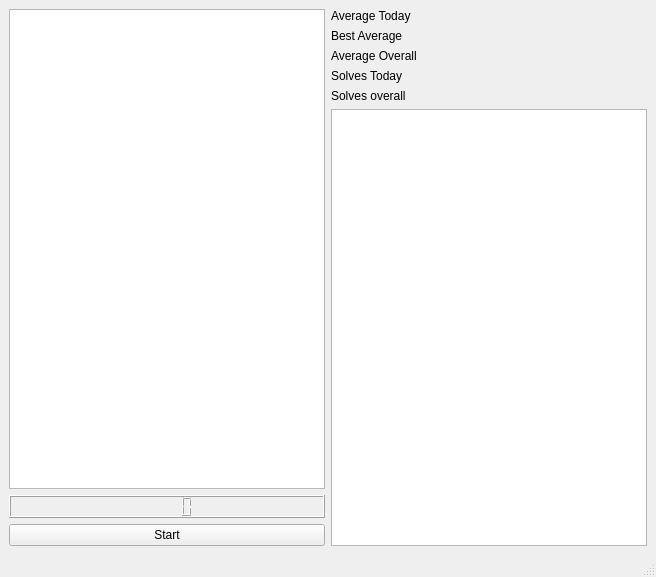
The window that ui/blind_trainer.ui (Lykos/cube_trainer) describes before a commit, drawn with Qt 5.
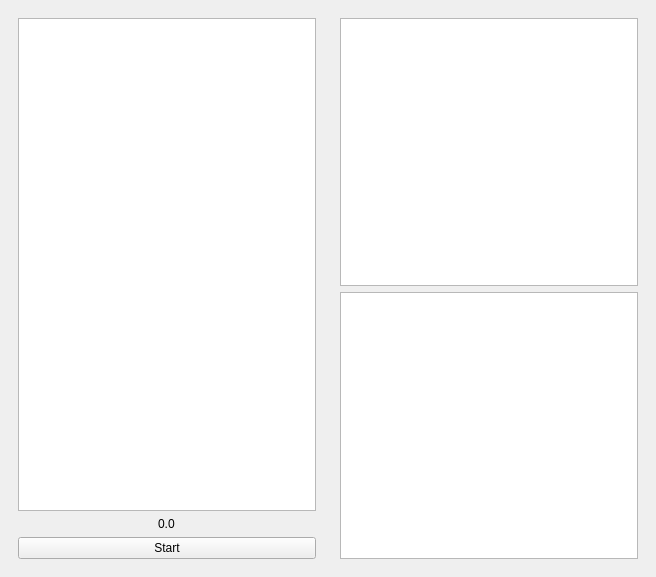
The same window after the commit.

What changed in the file:
```diff
--- a/ui/blind_trainer.ui
+++ b/ui/blind_trainer.ui
@@ -14,16 +14,19 @@
    <string>MainWindow</string>
   </property>
   <widget class="QWidget" name="centralwidget">
-   <layout class="QHBoxLayout" name="horizontalLayout_2">
-    <item>
      <layout class="QHBoxLayout" name="horizontalLayout">
       <item>
+     <widget class="QWidget" name="game" native="true">
        <layout class="QVBoxLayout" name="verticalLayout_2">
         <item>
-         <widget class="QGraphicsView" name="graphicsView"/>
-        </item>
-        <item>
-         <widget class="QLCDNumber" name="lcdNumber"/>
+        <widget class="QGraphicsView" name="cubie_view"/>
+       </item>
+       <item alignment="Qt::AlignHCenter">
+        <widget class="QLabel" name="stop_watch">
+         <property name="text">
+          <string>0.0</string>
+         </property>
+        </widget>
         </item>
         <item>
          <widget class="QPushButton" name="start_stop">
@@ -33,109 +36,22 @@
          </widget>
         </item>
        </layout>
+     </widget>
       </item>
       <item>
+     <widget class="QWidget" name="time_history" native="true">
        <layout class="QVBoxLayout" name="verticalLayout">
         <item>
-         <layout class="QFormLayout" name="formLayout">
-          <property name="fieldGrowthPolicy">
-           <enum>QFormLayout::AllNonFixedFieldsGrow</enum>
-          </property>
-          <item row="0" column="0">
-           <widget class="QLabel" name="label_3">
-            <property name="text">
-             <string>Average Today</string>
-            </property>
-           </widget>
-          </item>
-          <item row="0" column="1">
-           <widget class="QLabel" name="average_today">
-            <property name="text">
-             <string/>
-            </property>
-           </widget>
-          </item>
-          <item row="1" column="0">
-           <widget class="QLabel" name="label_2">
-            <property name="toolTip">
-             <string>&lt;html&gt;&lt;head/&gt;&lt;body&gt;&lt;p&gt;Best average achieved on a day. Only takes into account days with at least 100 solves.&lt;/p&gt;&lt;/body&gt;&lt;/html&gt;</string>
-            </property>
-            <property name="text">
-             <string>Best Average</string>
-            </property>
-           </widget>
-          </item>
-          <item row="1" column="1">
-           <widget class="QLabel" name="best_average">
-            <property name="text">
-             <string/>
-            </property>
-           </widget>
-          </item>
-          <item row="2" column="0">
-           <widget class="QLabel" name="label">
-            <property name="text">
-             <string>Average Overall</string>
-            </property>
-           </widget>
-          </item>
-          <item row="2" column="1">
-           <widget class="QLabel" name="average_overall">
-            <property name="text">
-             <string/>
-            </property>
-           </widget>
-          </item>
-          <item row="3" column="0">
-           <widget class="QLabel" name="label_7">
-            <property name="text">
-             <string>Solves Today</string>
-            </property>
-           </widget>
-          </item>
-          <item row="3" column="1">
-           <widget class="QLabel" name="solves_today">
-            <property name="text">
-             <string/>
-            </property>
-           </widget>
-          </item>
-          <item row="4" column="0">
-           <widget class="QLabel" name="label_8">
-            <property name="text">
-             <string>Solves overall</string>
-            </property>
-           </widget>
-          </item>
-          <item row="4" column="1">
-           <widget class="QLabel" name="solves_overall">
-            <property name="text">
-             <string/>
-            </property>
-           </widget>
-          </item>
-         </layout>
+        <widget class="QTableView" name="stats_table"/>
         </item>
         <item>
-         <widget class="QListWidget" name="listWidget"/>
-        </item>
-       </layout>
-      </item>
-     </layout>
-    </item>
-   </layout>
+        <widget class="QTableWidget" name="results_table"/>
+       </item>
+      </layout>
+     </widget>
+    </item>
+   </layout>
   </widget>
-  <widget class="QMenuBar" name="menubar">
-   <property name="geometry">
-    <rect>
-     <x>0</x>
-     <y>0</y>
-     <width>656</width>
-     <height>25</height>
-    </rect>
-   </property>
-  </widget>
-  <widget class="QStatusBar" name="statusbar"/>
  </widget>
  <resources/>
  <connections>
```
Left out of the diff: 11 changed lines with no effect on the pictures. Lines whose indentation alone changed are shown as unchanged.
